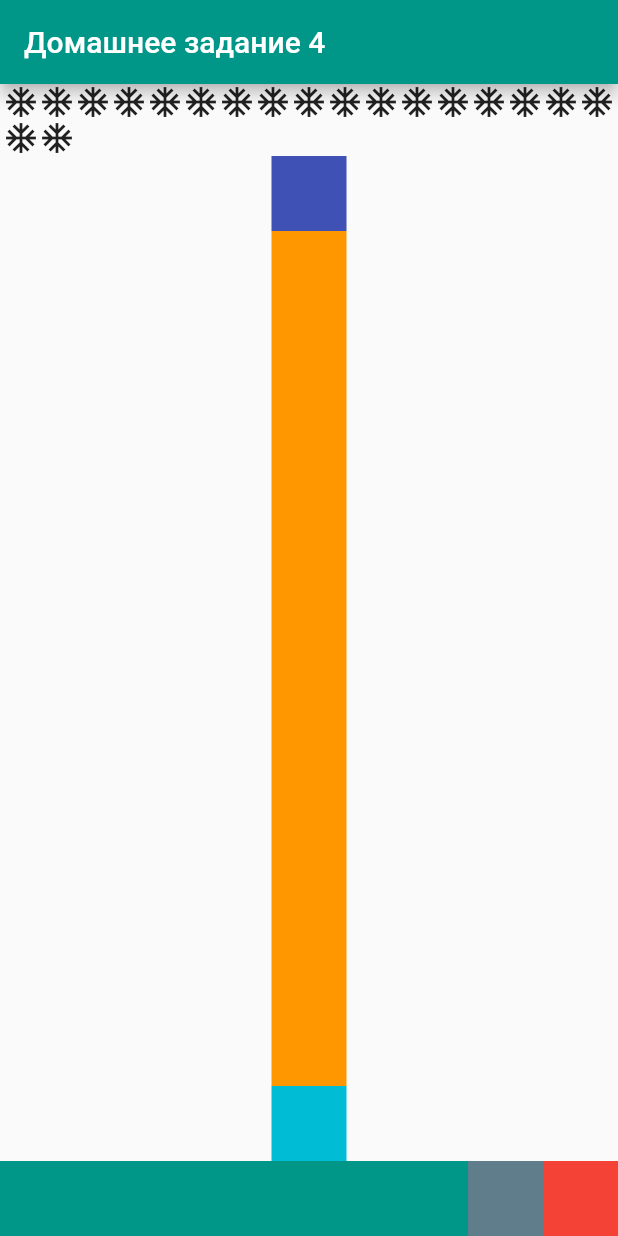
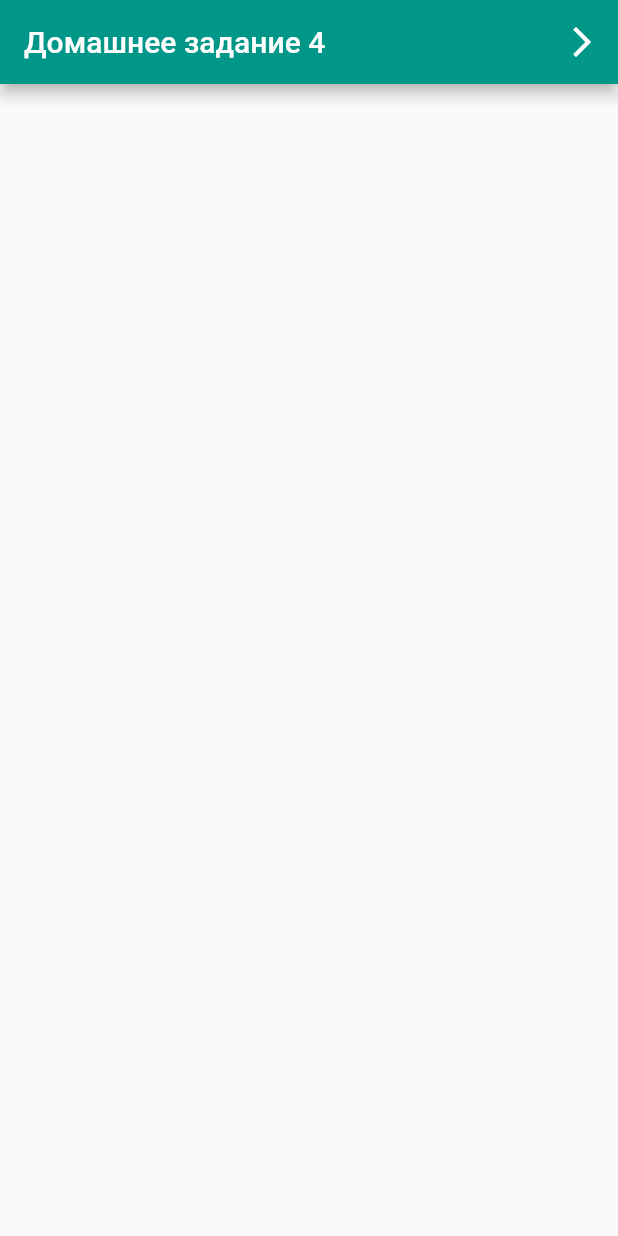
Before and after one commit to JMApps/my_test_app, a Flutter app: the screen it shows after launch, on a phone screen of 412 x 824 dp. Run offline on Flutter 3.47's test engine with Material 2 defaults, Android fonts, the phone set to English and light mode, and no system bars.

Commit message:
Added new lesson

```diff
--- a/lib/pages/main_page.dart
+++ b/lib/pages/main_page.dart
@@ -1,81 +1,35 @@
 import 'package:flutter/material.dart';
+import 'package:my_test_app/pages/my_home_work_4.dart';
 
 class MainPage extends StatelessWidget {
   MainPage({Key? key}) : super(key: key);
 
   @override
   Widget build(BuildContext context) {
-    return SafeArea(
-      child: Scaffold(
-        appBar: AppBar(
-          title: Text('Домашнее задание 4'),
-          backgroundColor: Colors.teal,
-        ),
-        body: Column(
-          children: [
-            Wrap(
-              children: [
-                Icon(Icons.ac_unit_outlined),
-                Icon(Icons.ac_unit_outlined),
-                Icon(Icons.ac_unit_outlined),
-                Icon(Icons.ac_unit_outlined),
-                Icon(Icons.ac_unit_outlined),
-                Icon(Icons.ac_unit_outlined),
-                Icon(Icons.ac_unit_outlined),
-                Icon(Icons.ac_unit_outlined),
-                Icon(Icons.ac_unit_outlined),
-                Icon(Icons.ac_unit_outlined),
-                Icon(Icons.ac_unit_outlined),
-                Icon(Icons.ac_unit_outlined),
-                Icon(Icons.ac_unit_outlined),
-                Icon(Icons.ac_unit_outlined),
-                Icon(Icons.ac_unit_outlined),
-                Icon(Icons.ac_unit_outlined),
-                Icon(Icons.ac_unit_outlined),
-                Icon(Icons.ac_unit_outlined),
-                Icon(Icons.ac_unit_outlined),
-              ],
-            ),
-            Container(
-              width: 50,
-              height: 50,
-              color: Colors.indigo,
-            ),
-            Expanded(
-              child: Container(
-                width: 50,
-                height: 50,
-                color: Colors.orange,
-              ),
-            ),
-            Container(
-              width: 50,
-              height: 50,
-              color: Colors.cyan,
-            ),
-            Row(
-              children: [
-                Expanded(
-                  child: Container(
-                    width: 50,
-                    height: 50,
-                    color: Colors.teal,
+    return Scaffold(
+      appBar: AppBar(
+        title: Text('Домашнее задание 4'),
+        backgroundColor: Colors.teal,
+        actions: [
+          IconButton(
+            onPressed: () {
+              Navigator.push(
+                context,
+                MaterialPageRoute(
+                  builder: (_) => MyHomeWork4(
+                    message: 'Message',
                   ),
                 ),
-                Container(
-                  width: 50,
-                  height: 50,
-                  color: Colors.blueGrey,
-                ),
-                Container(
-                  width: 50,
-                  height: 50,
-                  color: Colors.red,
-                ),
-              ],
-            ),
-          ],
-        ),
+              );
+            },
+            icon: Icon(Icons.arrow_forward_ios),
+          ),
+        ],
+      ),
+      body: Column(
+        children: [
+
+        ],
       ),
     );
   }
```
Also changed, not shown: lib/pages/my_home_work_4.dart (added, +52 -0 lines).
